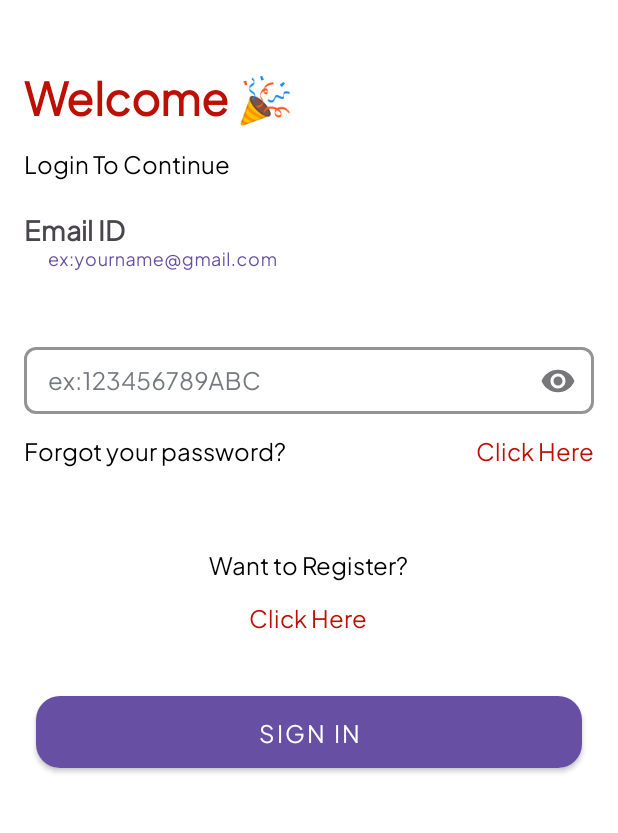
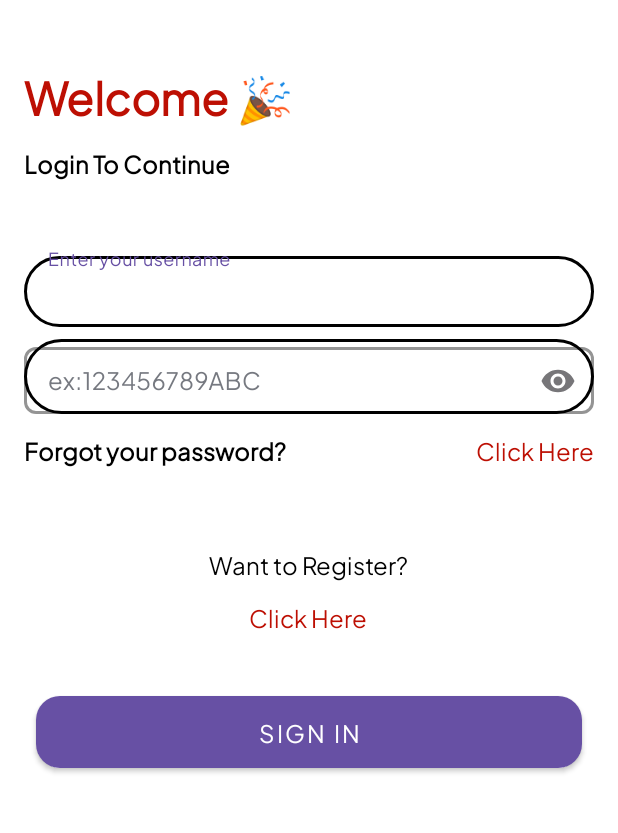
Before and after one commit to MajidMemon/GameOfCodes---Event-Ticking-App---MAD-Project--Fall2023, an Android app: the layout activity_login.xml on its own in the app's theme, with its tools: preview values and no code run, on a phone screen of 412 x 824 dp, the part 356-1189 px from its top. Run offline under Robolectric (Android 15) with nearby library versions, the phone set to English and light mode, and no system bars.

Commit message:
add icons

```diff
--- a/Source Code/app/src/main/AndroidManifest.xml
+++ b/Source Code/app/src/main/AndroidManifest.xml
@@ -12,6 +12,9 @@
         android:supportsRtl="true"
         android:theme="@style/Theme.MADTicketingApp"
         tools:targetApi="31">
+        <activity
+            android:name=".login"
+            android:exported="false" />
         <activity
             android:name=".open_events"
             android:exported="false" />
--- a/Source Code/app/src/main/java/com/example/mad_ticketing_app/MainActivity.kt
+++ b/Source Code/app/src/main/java/com/example/mad_ticketing_app/MainActivity.kt
@@ -6,6 +6,6 @@ import android.os.Bundle
 class MainActivity : AppCompatActivity() {
     override fun onCreate(savedInstanceState: Bundle?) {
         super.onCreate(savedInstanceState)
-        setContentView(R.layout.activity_main)
+        setContentView(R.layout.activity_login)
     }
 }
--- /dev/null
+++ b/Source Code/app/src/main/res/drawable/ic_email.xml
@@ -0,0 +1,5 @@
+<vector android:height="24dp" android:tint="#000000"
+    android:viewportHeight="24.0" android:viewportWidth="24.0"
+    android:width="24dp" xmlns:android="http://schemas.android.com/apk/res/android">
+    <path android:fillColor="#C11515" android:pathData="M20,4L4,4c-1.1,0 -1.99,0.9 -1.99,2L2,18c0,1.1 0.9,2 2,2h16c1.1,0 2,-0.9 2,-2L22,6c0,-1.1 -0.9,-2 -2,-2zM20,8l-8,5 -8,-5L4,6l8,5 8,-5v2z"/>
+</vector>
--- /dev/null
+++ b/Source Code/app/src/main/res/drawable/ic_person.xml
@@ -0,0 +1,5 @@
+<vector android:height="24dp" android:tint="#000000"
+    android:viewportHeight="24.0" android:viewportWidth="24.0"
+    android:width="24dp" xmlns:android="http://schemas.android.com/apk/res/android">
+    <path android:fillColor="#FF000000" android:pathData="M12,12c2.21,0 4,-1.79 4,-4s-1.79,-4 -4,-4 -4,1.79 -4,4 1.79,4 4,4zM12,14c-2.67,0 -8,1.34 -8,4v2h16v-2c0,-2.66 -5.33,-4 -8,-4z"/>
+</vector>
--- /dev/null
+++ b/Source Code/app/src/main/res/drawable/ic_security.xml
@@ -0,0 +1,5 @@
+<vector android:height="24dp" android:tint="#000000"
+    android:viewportHeight="24.0" android:viewportWidth="24.0"
+    android:width="24dp" xmlns:android="http://schemas.android.com/apk/res/android">
+    <path android:fillColor="#FF000000" android:pathData="M12,1L3,5v6c0,5.55 3.84,10.74 9,12 5.16,-1.26 9,-6.45 9,-12L21,5l-9,-4zM12,11.99h7c-0.53,4.12 -3.28,7.79 -7,8.94L12,12L5,12L5,6.3l7,-3.11v8.8z"/>
+</vector>
--- /dev/null
+++ b/Source Code/app/src/main/res/drawable/input_bg.xml
@@ -0,0 +1,6 @@
+<?xml version="1.0" encoding="utf-8"?>
+<shape xmlns:android="http://schemas.android.com/apk/res/android">
+
+    <stroke android:color="@color/black" android:width="2dp"/>
+    <corners android:radius="70dp" />
+</shape>
--- a/Source Code/app/src/main/res/layout/activity_login.xml
+++ b/Source Code/app/src/main/res/layout/activity_login.xml
@@ -68,6 +68,7 @@
             android:textAppearance="@style/TextAppearance.AppCompat.Medium"
             android:textColor="@color/black"
             android:textSize="16sp"
+            android:textStyle="bold"
             app:layout_constraintBottom_toTopOf="@+id/textField1"
             app:layout_constraintEnd_toEndOf="parent"
             app:layout_constraintHorizontal_bias="0.058"
@@ -75,20 +76,6 @@
             app:layout_constraintTop_toBottomOf="@id/welcomeTextView"
             app:layout_constraintVertical_bias="0.0" />
 
-        <TextView
-            android:id="@+id/emailLabel"
-            android:layout_width="wrap_content"
-            android:layout_height="wrap_content"
-            android:layout_marginStart="16dp"
-            android:layout_marginTop="16dp"
-            android:fontFamily="@font/main_font"
-            android:text="@string/email_id"
-            android:textAppearance="@style/TextAppearance.AppCompat.Medium"
-            android:textStyle="bold"
-            app:layout_constraintBottom_toTopOf="@+id/textField1"
-            app:layout_constraintStart_toStartOf="parent"
-            app:layout_constraintTop_toBottomOf="@+id/welcomeTextView"
-            app:layout_constraintVertical_bias="1.0" />
 
 
         <com.google.android.material.textfield.TextInputLayout
@@ -99,7 +86,7 @@
             android:layout_marginStart="16dp"
             android:layout_marginEnd="16dp"
             android:layout_marginBottom="8dp"
-            android:hint="@string/enter_the_email_id"
+            android:hint="Enter your username"
             android:textColorHint="@color/colorTextPrimary"
             app:boxStrokeColor="@color/app_logo_background"
             app:boxStrokeWidth="2dp"
@@ -115,10 +102,11 @@
                 android:id="@+id/edEmailId"
                 android:layout_width="match_parent"
                 android:layout_height="wrap_content"
+                android:background="@drawable/input_bg"
                 android:fontFamily="@font/main_font"
+                android:inputType="textPersonName"
                 android:paddingTop="12dp"
-                android:paddingBottom="12dp"
-                android:inputType="textEmailAddress"/>
+                android:paddingBottom="12dp" />
 
         </com.google.android.material.textfield.TextInputLayout>
 
@@ -133,6 +121,7 @@
             android:layout_marginEnd="16dp"
             android:hint="@string/enter_the_password"
             android:textColorHint="@color/colorTextPrimary"
+            android:background="@drawable/input_bg"
             app:boxCornerRadiusBottomEnd="8dp"
             app:boxCornerRadiusBottomStart="8dp"
             app:boxCornerRadiusTopEnd="8dp"
@@ -183,6 +172,7 @@
             android:text="@string/forgot_password_text"
             android:textColor="@color/black"
             android:textSize="16sp"
+            android:textStyle="bold"
             app:layout_constraintEnd_toEndOf="@+id/txtPasswordL"
             app:layout_constraintHorizontal_bias="0.0"
             app:layout_constraintStart_toStartOf="@id/txtPasswordL"
```
